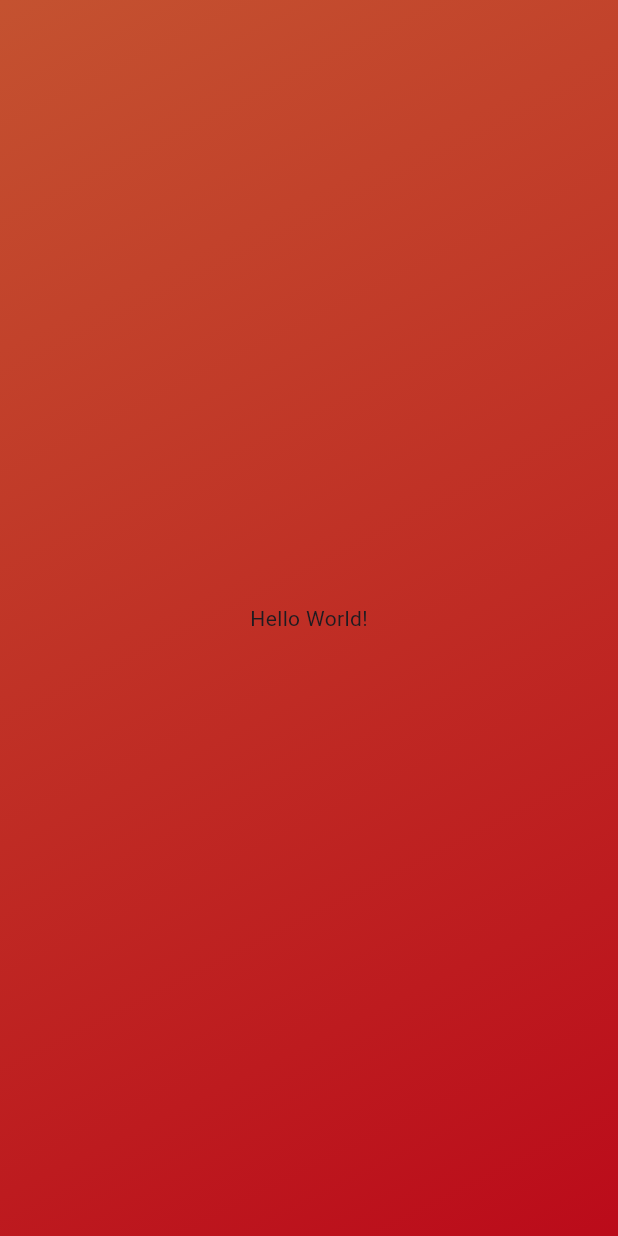
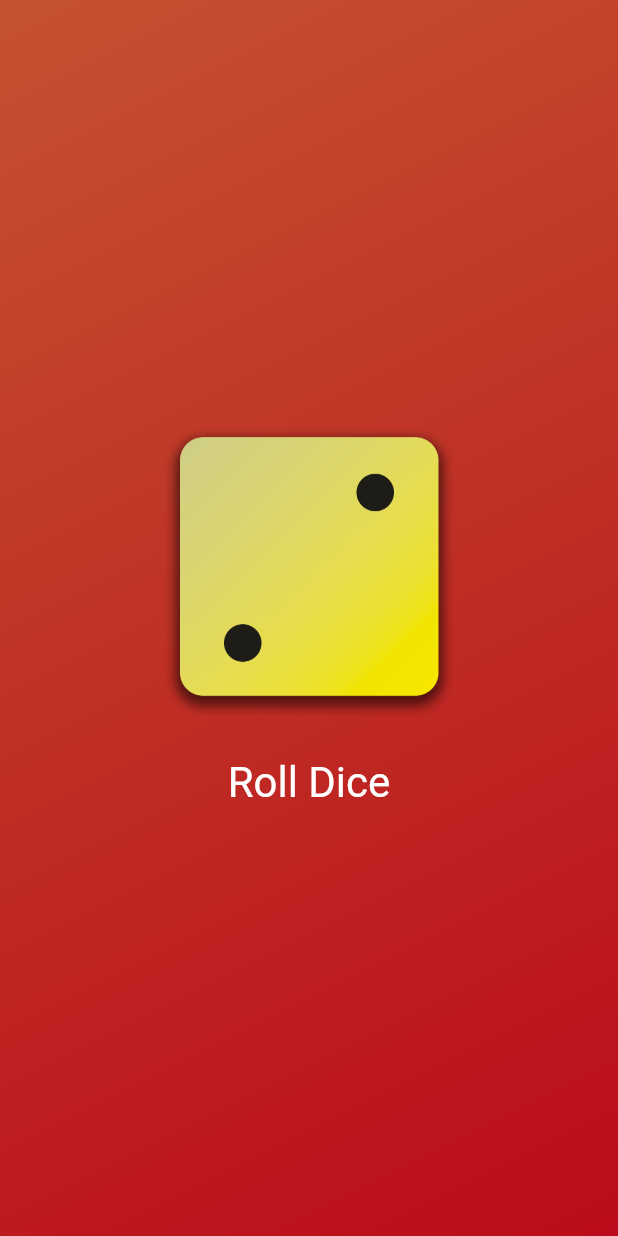
Before and after one commit to Battosuai/first_flutter_app, a Flutter app: the screen it shows after launch, on a phone screen of 412 x 824 dp. Run offline on Flutter 3.47's test engine with Material 3 defaults, Android fonts, the phone set to English and light mode, and no system bars.

Commit message:
Dice roll done

```diff
--- /dev/null
+++ b/lib/dice_roller.dart
@@ -0,0 +1,44 @@
+import 'package:flutter/material.dart';
+import 'dart:math';
+
+final randomizer = Random();
+
+class DiceRoller extends StatefulWidget {
+  const DiceRoller({super.key});
+
+  @override
+  State<DiceRoller> createState() {
+    return _DiceRollerState();
+  }
+}
+
+class _DiceRollerState extends State<DiceRoller> {
+  var diceRoll = 2;
+
+  void rollDice() {
+    setState(() {
+      diceRoll = randomizer.nextInt(6) + 1;
+    });
+  }
+
+  @override
+  Widget build(context) {
+    return Column(
+      mainAxisSize: MainAxisSize.min,
+      children: [
+        Image.asset(
+          'assets/images/dice-$diceRoll.png',
+          width: 200,
+        ),
+        const SizedBox(height: 20),
+        TextButton(
+            onPressed: rollDice,
+            style: TextButton.styleFrom(
+                // padding: const EdgeInsets.only(top: 20),
+                foregroundColor: Colors.white,
+                textStyle: const TextStyle(fontSize: 28)),
+            child: const Text('Roll Dice'))
+      ],
+    );
+  }
+}
--- /dev/null
+++ b/lib/gradient_container.dart
@@ -0,0 +1,25 @@
+import 'package:flutter/material.dart';
+
+import 'package:first_app/styled_text.dart';
+import 'package:first_app/dice_roller.dart';
+
+const startAlignment = Alignment.topLeft;
+const endAlignment = Alignment.bottomRight;
+
+class GradientContainer extends StatelessWidget {
+  const GradientContainer(this.color1, this.color2, {super.key});
+
+  final Color color1, color2;
+
+  @override
+  Widget build(context) {
+    return Container(
+        decoration: BoxDecoration(
+          gradient: LinearGradient(
+              colors: [color1, color2],
+              begin: startAlignment,
+              end: endAlignment),
+        ),
+        child: const Center(child: DiceRoller()));
+  }
+}
```
Also changed, not shown: lib/main.dart (+5 -13 lines), lib/styled_text.dart (added, +14 -0 lines), pubspec.yaml (+7 -3 lines), assets/images/dice-1.png (added), assets/images/dice-2.png (added), assets/images/dice-3.png (added), assets/images/dice-4.png (added), assets/images/dice-5.png (added), assets/images/dice-6.png (added).
